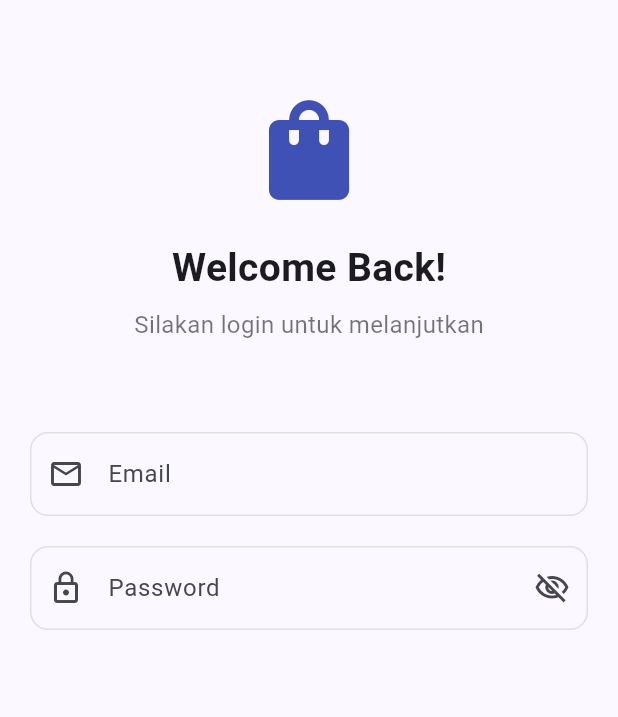
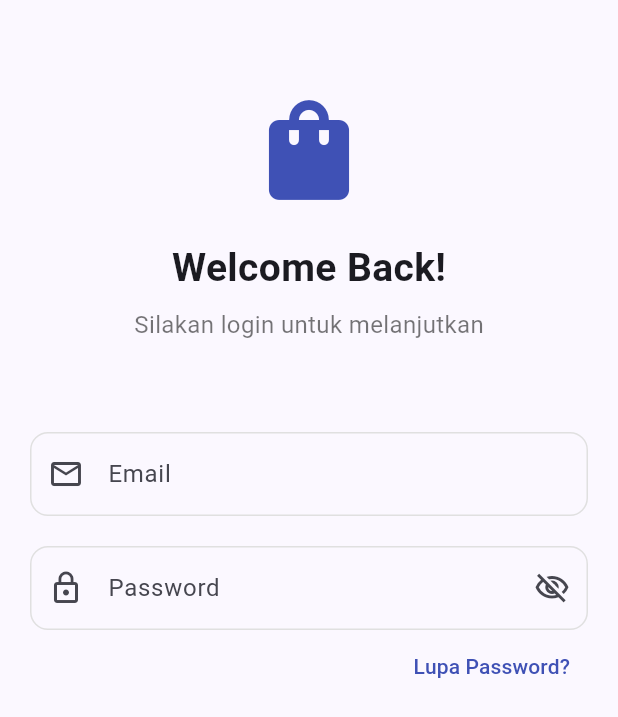
Before and after one commit to Mariariaardyanti/KB1179-1123150050-uts, a Flutter app: the Login screen opened directly, on a phone screen of 412 x 824 dp. Shown: the top 717 px of the screen. Run offline on Flutter 3.47's test engine with Material 3 defaults, Android fonts, the phone set to English and light mode, and no system bars.

Commit message:
update: add text lupa password

```diff
--- a/lib/screen/login.dart
+++ b/lib/screen/login.dart
@@ -88,6 +88,17 @@ class _LoginState extends State<Login> {
                     ),
                   ),
                 ),
+                Align(
+                alignment: Alignment.centerRight,
+                child: TextButton(
+                  onPressed: () {},
+                  child: const Text(
+                    'Lupa Password?',
+                    style: TextStyle(color: Colors.indigo),
+                  ),
+                ),
+              ),
+
               ],
             ),
           ),
```
